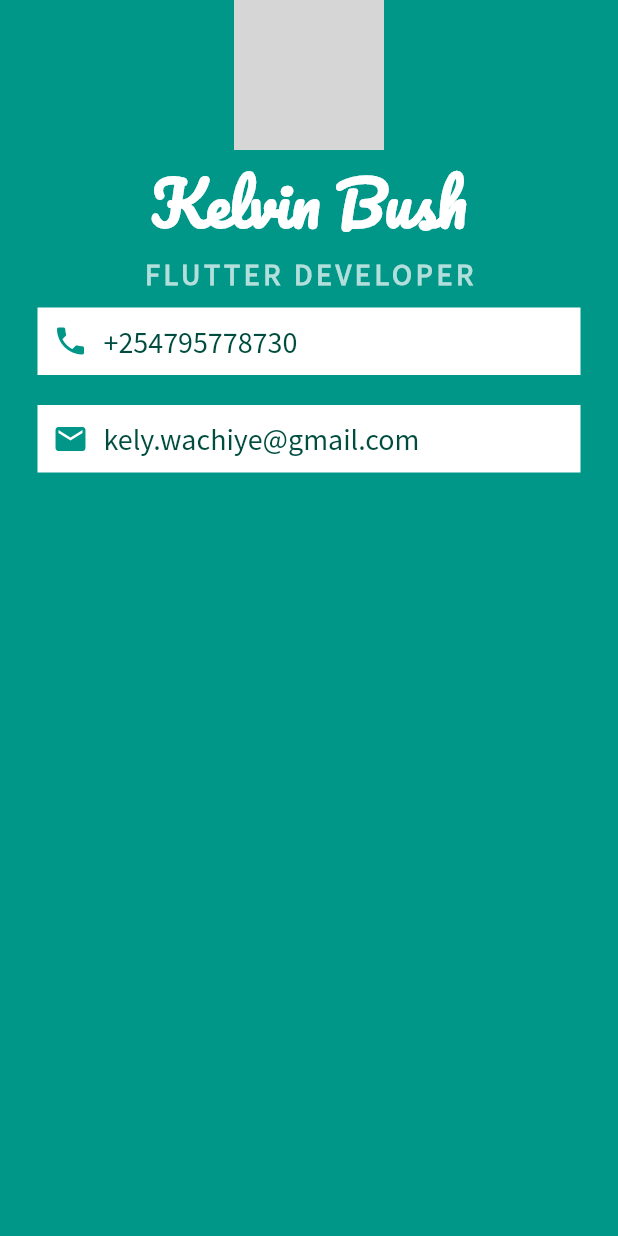
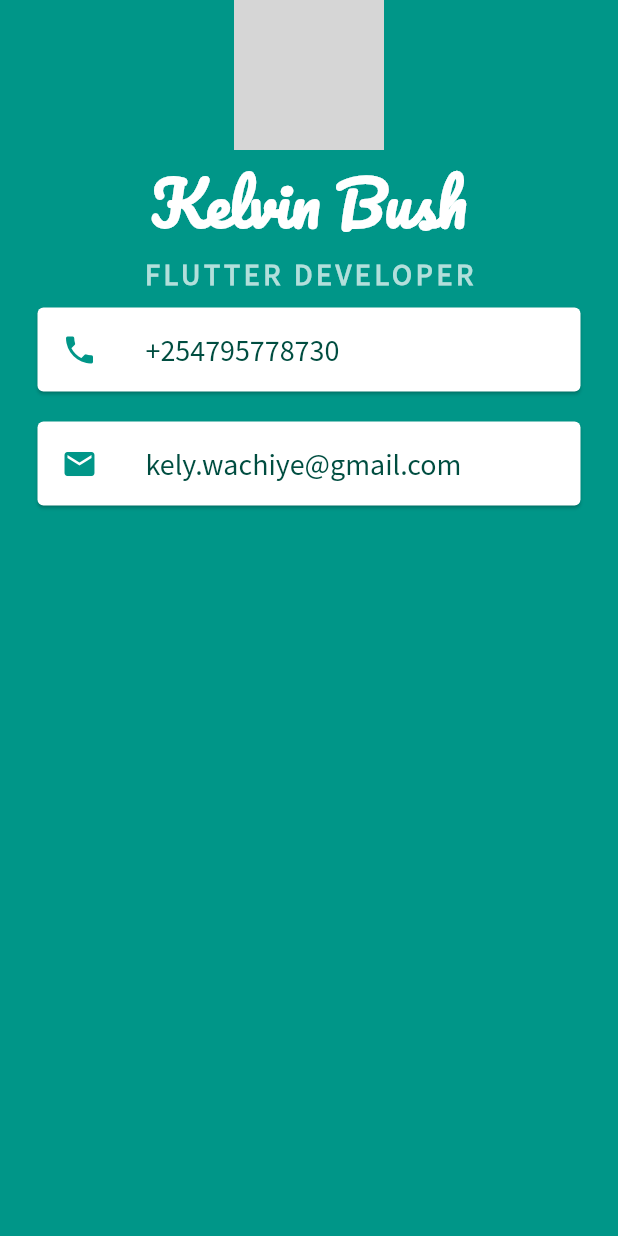
Before and after one commit to kelvinbush/mi_card, a Flutter app: the screen it shows after launch, on a phone screen of 412 x 824 dp. Run offline on Flutter 3.47's test engine with Material 2 defaults, Android fonts, the phone set to English and light mode, and no system bars; network calls fail; grey boxes are pictures that could not be loaded.

Commit message:
using listtile
Signed-off-by: Kelvin Bush <kelybush@gmail.com>

```diff
--- a/lib/main.dart
+++ b/lib/main.dart
@@ -38,52 +38,40 @@ class MyApp extends StatelessWidget {
                   fontWeight: FontWeight.bold,
                   fontFamily: 'SourceSansPro'),
             ),
-            Container(
+            Card(
               color: Colors.white,
               margin: EdgeInsets.symmetric(vertical: 10.0, horizontal: 25.0),
-              padding: EdgeInsets.all(10.0),
-              child: Row(
-                children: [
-                  Icon(
+              child: ListTile(
+                leading: Icon(
                   Icons.phone,
                   color: Colors.teal,
                 ),
-                  SizedBox(
-                    width: 10.0,
-                  ),
-                  Text(
+                title: Text(
                   "+254795778730",
                   style: TextStyle(
                       color: Colors.teal.shade900,
                       fontFamily: 'SourceSansPro',
                       fontSize: 20.0),
-                  )
-                ],
                 ),
               ),
-            Container(
+            ),
+            Card(
               color: Colors.white,
               margin: EdgeInsets.symmetric(vertical: 10.0, horizontal: 25.0),
-              padding: EdgeInsets.all(10.0),
-              child: Row(
-                children: [
-                  Icon(
+              child: ListTile(
+                leading: Icon(
                   Icons.email,
                   color: Colors.teal,
                 ),
-                  SizedBox(
-                    width: 10.0,
-                  ),
-                  Text(
+                title: Text(
                   "kely.wachiye@gmail.com",
                   style: TextStyle(
                       color: Colors.teal.shade900,
                       fontFamily: 'SourceSansPro',
                       fontSize: 20.0),
-                  )
-                ],
                 ),
-            )
+              ),
+            ),
           ],
         )),
       ),
```
Lines whose indentation alone changed are shown as unchanged.
